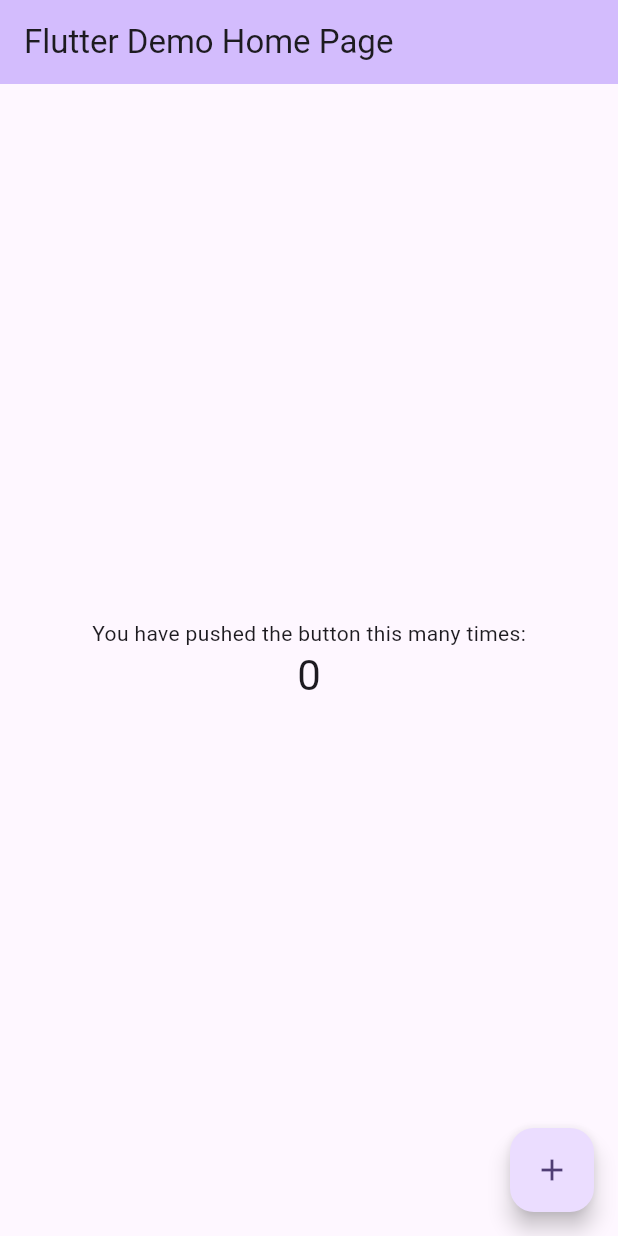
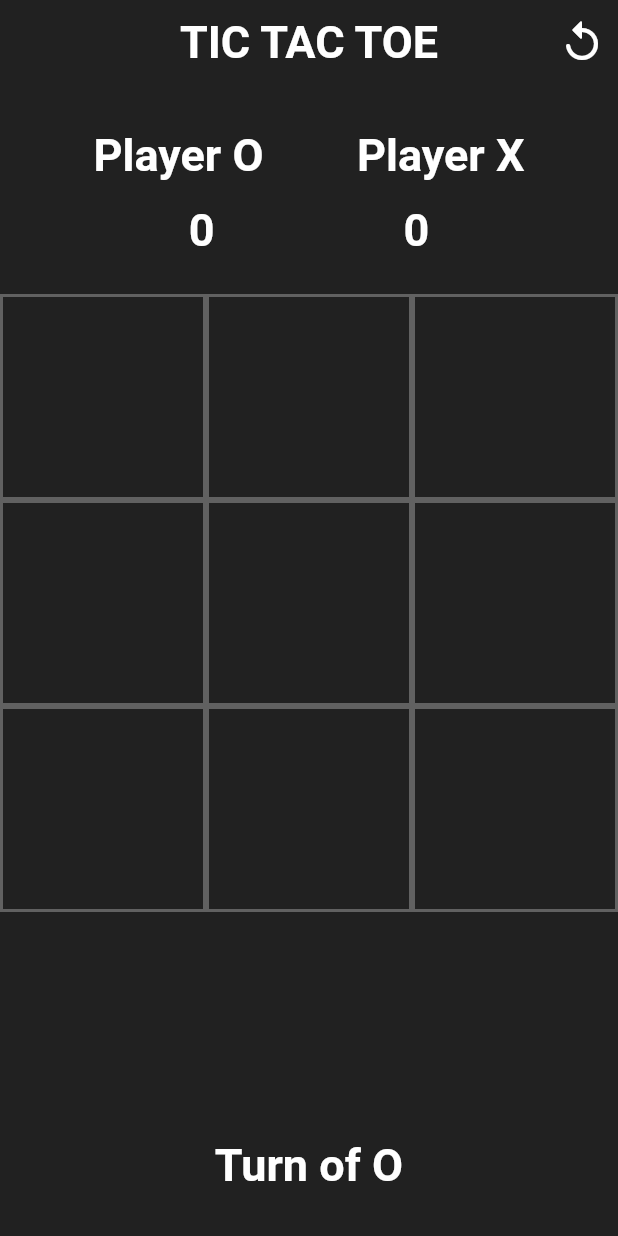
Before and after one commit to Mo7med-Ga3fer/tic_tac_toe_game, a Flutter app: the screen it shows after launch, on a phone screen of 412 x 824 dp. Run offline on Flutter 3.47's test engine with Material 2 defaults, Android fonts, the phone set to English and light mode, and no system bars.

Commit message:
finish app

```diff
--- /dev/null
+++ b/lib/home_view.dart
@@ -0,0 +1,248 @@
+import 'package:flutter/material.dart';
+
+class HomeView extends StatefulWidget {
+  const HomeView({super.key});
+
+  @override
+  State<HomeView> createState() => _HomeViewState();
+}
+
+class _HomeViewState extends State<HomeView> {
+
+  int scoreX = 0;
+  int scoreO = 0;
+  int filledBoxes = 0;
+  bool turnOfO = true;
+
+  List<String> xOrOList = [
+    '',
+    '',
+    '',
+    '',
+    '',
+    '',
+    '',
+    '',
+    ''
+  ];
+  @override
+  Widget build(BuildContext context) {
+    return Scaffold(
+      backgroundColor: Colors.grey[900],
+      appBar: AppBar(
+        elevation: 0,
+        backgroundColor: Colors.grey[900],
+        title: const Text('TIC TAC TOE', style: TextStyle(
+          fontSize: 30,
+          fontWeight: FontWeight.w700,
+        ),),
+        centerTitle: true,
+        actions: [
+          IconButton(
+            onPressed: (){
+              setState(() {
+                reload();
+                scoreO = 0;
+                scoreX = 0;
+                turnOfO = true;
+              });
+            },
+            icon: const Icon(Icons.replay_rounded, size: 32,),
+            ),
+        ],
+      ),
+    body: Column(
+      children: [
+        const SizedBox(height: 30,),
+        Column(
+          children: [
+            const Row(
+              mainAxisAlignment: MainAxisAlignment.spaceEvenly,
+              children: [
+                Text('Player O', style: TextStyle(
+                  fontSize: 30,
+                  fontWeight: FontWeight.w700,
+                  color: Colors.white,
+                ),),
+                Text('Player X', style: TextStyle(
+                  fontSize: 30,
+                  fontWeight: FontWeight.w700,
+                  color: Colors.white
+                ),),
+              ],
+            ),
+            const SizedBox(height: 15,),
+            Row(
+              mainAxisAlignment: MainAxisAlignment.spaceEvenly,
+              children: [
+                Text(scoreO.toString(), style: const TextStyle(
+                  fontSize: 30,
+                  fontWeight: FontWeight.w700,
+                  color: Colors.white
+                ),),
+                Text(scoreX.toString(), style: const TextStyle(
+                  fontSize: 30,
+                  fontWeight: FontWeight.w700,
+                  color: Colors.white
+                ),),
+              ],
+            )
+          ],
+        ),
+        const SizedBox(height: 25,),
+        Expanded(
+          child: GridView.builder(
+            gridDelegate: const SliverGridDelegateWithFixedCrossAxisCount(
+              crossAxisCount: 3
+              ),
+            itemCount: xOrOList.length,
+            itemBuilder: (context, index){
+              return GestureDetector(
+                onTap: (){
+                  setState(() {
+                    tapped(index);
+                  });
+                },
+                child: Container(
+                  decoration: BoxDecoration(
+                    border: Border.all(color: const Color.fromRGBO(97, 97, 97, 1), width: 2)
+                  ),
+                  child: Center(
+                    child: Text(xOrOList[index], style: const TextStyle(
+                      fontSize: 85,
+                      fontWeight: FontWeight.w600,
+                      color: Colors.white
+                    ),),
+                  ),
+                ),
+              );
+            }
+            ),
+          ),
+        Text(turnOfO ? 'Turn of O' : 'Turn of X', style: const TextStyle(
+          fontSize: 30,
+          fontWeight: FontWeight.w700,
+          color: Colors.white
+        ),),
+        const SizedBox(height: 30,),
+      ],
+    ),
+    );
+  }
+
+  void tapped(int index){
+    if(turnOfO && xOrOList[index] == ''){
+      xOrOList[index] = 'O';
+      filledBoxes += 1;
+    }
+    else if(!turnOfO && xOrOList[index] == ''){
+      xOrOList[index] = 'X';
+      filledBoxes += 1;
+    }
+
+    turnOfO = !turnOfO;
+    checkWinner();
+  }
+  void reload(){
+    for(int i = 0; i < 9; i++){
+      xOrOList[i] = '';
+    }
+    filledBoxes = 0;
+  }
+  void checkWinner(){
+
+       // check first row
+    if (xOrOList[0] == xOrOList[1] &&
+        xOrOList[0] == xOrOList[2] &&
+        xOrOList[0] != '') {
+      showResualtDialog('Winner', xOrOList[0]);
+      //return;
+    }
+
+    // check second row
+    if (xOrOList[3] == xOrOList[4] &&
+        xOrOList[3] == xOrOList[5] &&
+        xOrOList[3] != '') {
+      showResualtDialog('Winner', xOrOList[3]);
+    }
+
+    // check third row
+    if (xOrOList[6] == xOrOList[7] &&
+        xOrOList[6] == xOrOList[8] &&
+        xOrOList[6] != '') {
+      showResualtDialog('Winner', xOrOList[6]);
+    }
+
+    // check first column
+    if (xOrOList[0] == xOrOList[3] &&
+        xOrOList[0] == xOrOList[6] &&
+        xOrOList[0] != '') {
+      showResualtDialog('Winner', xOrOList[0]);
+    }
+
+    // check second column
+    if (xOrOList[1] == xOrOList[4] &&
+        xOrOList[1] == xOrOList[7] &&
+        xOrOList[1] != '') {
+      showResualtDialog('Winner', xOrOList[1]);
+    }
+
+    // check third column
+    if (xOrOList[2] == xOrOList[5] &&
+        xOrOList[2] == xOrOList[8] &&
+        xOrOList[2] != '') {
+      showResualtDialog('Winner', xOrOList[2]);
+    }
+
+    // check diagonal
+    if (xOrOList[0] == xOrOList[4] &&
+        xOrOList[0] == xOrOList[8] &&
+        xOrOList[0] != '') {
+      showResualtDialog('Winner', xOrOList[0]);
+    }
+
+    // check diagonal
+    if (xOrOList[2] == xOrOList[4] &&
+        xOrOList[2] == xOrOList[6] &&
+        xOrOList[2] != '') {
+      showResualtDialog('Winner', xOrOList[2]);
+    }
+
+    if (filledBoxes == 9) {
+      showResualtDialog('Draw', 'Play again');
+    }
+  }
+
+
+  void showResualtDialog(String title, String winner){
+
+  showDialog(
+    context: context,
+    builder: (context){
+      return AlertDialog(
+      title: Text(title),
+      content: winner == '' ? Text('The match ended in a draw') : Text('The winner is ${winner.toUpperCase()}'),
+      actions: [
+              TextButton(
+                onPressed: () {
+                  setState(() {
+                    reload();
+                  });
+                  Navigator.of(context).pop();
+
+                },
+                child: Text('OK', style: TextStyle(color: Colors.black),),
+              ),]
+      );
+    }
+    );
+
+    if (winner == 'O') {
+      scoreO += 1;
+    } else if (winner == 'X') {
+      scoreX += 1;
+    }
+  }
+
+
+}
--- a/lib/main.dart
+++ b/lib/main.dart
@@ -1,8 +1,16 @@
 import 'package:flutter/material.dart';
+import 'package:flutter/services.dart';
+import 'home_view.dart';
 
 void main() {
+  WidgetsFlutterBinding.ensureInitialized();
+  SystemChrome.setSystemUIOverlayStyle(const SystemUiOverlayStyle(
+    statusBarColor: Color.fromRGBO(33, 33, 33, 1),
+    statusBarIconBrightness: Brightness.dark,
+  ));
   runApp(const MyApp());
 }
+
 
 class MyApp extends StatelessWidget {
   const MyApp({super.key});
@@ -10,116 +18,9 @@ class MyApp extends StatelessWidget {
   // This widget is the root of your application.
   @override
   Widget build(BuildContext context) {
-    return MaterialApp(
-      title: 'Flutter Demo',
-      theme: ThemeData(
-        // This is the theme of your application.
-        //
-        // TRY THIS: Try running your application with "flutter run". You'll see
-        // the application has a blue toolbar. Then, without quitting the app,
-        // try changing the seedColor in the colorScheme below to Colors.green
-        // and then invoke "hot reload" (save your changes or press the "hot
-        // reload" button in a Flutter-supported IDE, or press "r" if you used
-        // the command line to start the app).
-        //
-        // Notice that the counter didn't reset back to zero; the application
-        // state is not lost during the reload. To reset the state, use hot
-        // restart instead.
-        //
-        // This works for code too, not just values: Most code changes can be
-        // tested with just a hot reload.
-        colorScheme: ColorScheme.fromSeed(seedColor: Colors.deepPurple),
-        useMaterial3: true,
-      ),
-      home: const MyHomePage(title: 'Flutter Demo Home Page'),
+    return const MaterialApp(
+      debugShowCheckedModeBanner: false,
+      home: HomeView(),
     );
   }
 }
-
-class MyHomePage extends StatefulWidget {
-  const MyHomePage({super.key, required this.title});
-
-  // This widget is the home page of your application. It is stateful, meaning
-  // that it has a State object (defined below) that contains fields that affect
-  // how it looks.
-
-  // This class is the configuration for the state. It holds the values (in this
-  // case the title) provided by the parent (in this case the App widget) and
-  // used by the build method of the State. Fields in a Widget subclass are
-  // always marked "final".
-
-  final String title;
-
-  @override
-  State<MyHomePage> createState() => _MyHomePageState();
-}
-
-class _MyHomePageState extends State<MyHomePage> {
-  int _counter = 0;
-
-  void _incrementCounter() {
-    setState(() {
-      // This call to setState tells the Flutter framework that something has
-      // changed in this State, which causes it to rerun the build method below
-      // so that the display can reflect the updated values. If we changed
-      // _counter without calling setState(), then the build method would not be
-      // called again, and so nothing would appear to happen.
-      _counter++;
-    });
-  }
-
-  @override
-  Widget build(BuildContext context) {
-    // This method is rerun every time setState is called, for instance as done
-    // by the _incrementCounter method above.
-    //
-    // The Flutter framework has been optimized to make rerunning build methods
-    // fast, so that you can just rebuild anything that needs updating rather
-    // than having to individually change instances of widgets.
-    return Scaffold(
-      appBar: AppBar(
-        // TRY THIS: Try changing the color here to a specific color (to
-        // Colors.amber, perhaps?) and trigger a hot reload to see the AppBar
-        // change color while the other colors stay the same.
-        backgroundColor: Theme.of(context).colorScheme.inversePrimary,
-        // Here we take the value from the MyHomePage object that was created by
-        // the App.build method, and use it to set our appbar title.
-        title: Text(widget.title),
-      ),
-      body: Center(
-        // Center is a layout widget. It takes a single child and positions it
-        // in the middle of the parent.
-        child: Column(
-          // Column is also a layout widget. It takes a list of children and
-          // arranges them vertically. By default, it sizes itself to fit its
-          // children horizontally, and tries to be as tall as its parent.
-          //
-          // Column has various properties to control how it sizes itself and
-          // how it positions its children. Here we use mainAxisAlignment to
-          // center the children vertically; the main axis here is the vertical
-          // axis because Columns are vertical (the cross axis would be
-          // horizontal).
-          //
-          // TRY THIS: Invoke "debug painting" (choose the "Toggle Debug Paint"
-          // action in the IDE, or press "p" in the console), to see the
-          // wireframe for each widget.
-          mainAxisAlignment: MainAxisAlignment.center,
-          children: <Widget>[
-            const Text(
-              'You have pushed the button this many times:',
-            ),
-            Text(
-              '$_counter',
-              style: Theme.of(context).textTheme.headlineMedium,
-            ),
-          ],
-        ),
-      ),
-      floatingActionButton: FloatingActionButton(
-        onPressed: _incrementCounter,
-        tooltip: 'Increment',
-        child: const Icon(Icons.add),
-      ), // This trailing comma makes auto-formatting nicer for build methods.
-    );
-  }
-}
```
